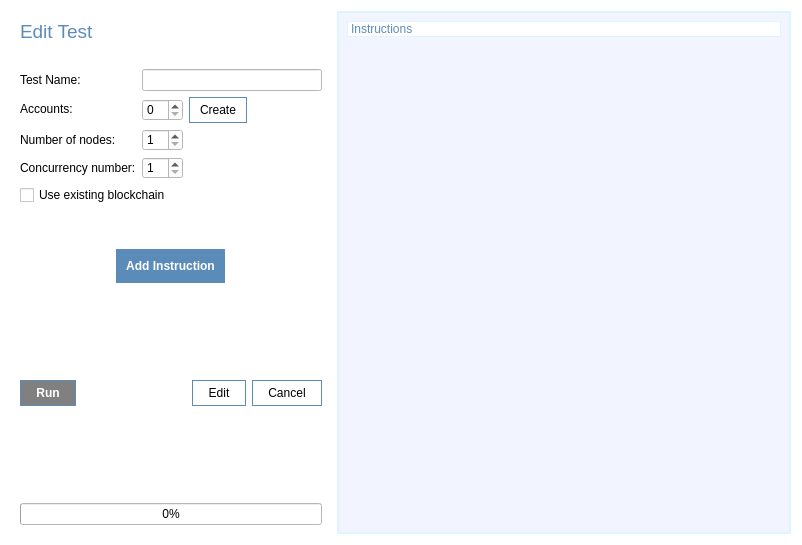
The window that ui/Edit_Test.ui (DaniCaballero/ide) describes before a commit, drawn with Qt 5.
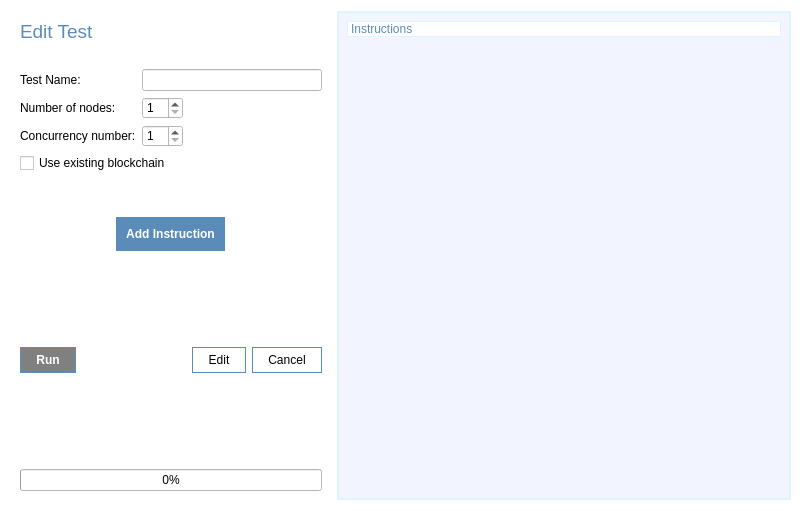
The same window after the commit.

The edit to the form file:
```diff
--- a/ui/Edit_Test.ui
+++ b/ui/Edit_Test.ui
@@ -7,7 +7,7 @@
     <x>0</x>
     <y>0</y>
     <width>802</width>
-    <height>545</height>
+    <height>511</height>
    </rect>
   </property>
   <property name="sizePolicy">
@@ -29,7 +29,7 @@
 
 </string>
   </property>
-  <layout class="QHBoxLayout" name="horizontalLayout_5">
+  <layout class="QHBoxLayout" name="horizontalLayout">
    <item>
     <widget class="QWidget" name="widget" native="true">
      <property name="sizePolicy">
@@ -38,7 +38,7 @@
        <verstretch>0</verstretch>
       </sizepolicy>
      </property>
-     <layout class="QVBoxLayout" name="verticalLayout_2">
+     <layout class="QVBoxLayout" name="verticalLayout">
       <item>
        <widget class="QLabel" name="label_3">
         <property name="text">
@@ -63,8 +63,6 @@
        </spacer>
       </item>
       <item>
-       <layout class="QVBoxLayout" name="verticalLayout">
-        <item>
          <layout class="QFormLayout" name="formLayout">
           <item row="0" column="0">
            <widget class="QLabel" name="label">
@@ -90,72 +88,13 @@
            </widget>
           </item>
           <item row="1" column="0">
-           <widget class="QLabel" name="label_2">
-            <property name="text">
-             <string>Accounts:</string>
-            </property>
-           </widget>
-          </item>
-          <item row="1" column="1">
-           <layout class="QHBoxLayout" name="horizontalLayout">
-            <item>
-             <widget class="QSpinBox" name="accounts_number">
-              <property name="sizePolicy">
-               <sizepolicy hsizetype="Fixed" vsizetype="Fixed">
-                <horstretch>0</horstretch>
-                <verstretch>0</verstretch>
-               </sizepolicy>
-              </property>
-             </widget>
-            </item>
-            <item>
-             <widget class="QPushButton" name="create_accounts_btn">
-              <property name="sizePolicy">
-               <sizepolicy hsizetype="Fixed" vsizetype="Fixed">
-                <horstretch>0</horstretch>
-                <verstretch>0</verstretch>
-               </sizepolicy>
-              </property>
-              <property name="styleSheet">
-               <string notr="true">#create_accounts_btn {
-background-color: white;
-border: 1px solid #5b8cb9;
-
-padding: 5px 10px;
-}
-
-#create_accounts_btn::hover {
-background-color: #f2f5ff;
-}</string>
-              </property>
-              <property name="text">
-               <string>Create</string>
-              </property>
-             </widget>
-            </item>
-            <item>
-             <spacer name="horizontalSpacer">
-              <property name="orientation">
-               <enum>Qt::Horizontal</enum>
-              </property>
-              <property name="sizeHint" stdset="0">
-               <size>
-                <width>28</width>
-                <height>20</height>
-               </size>
-              </property>
-             </spacer>
-            </item>
-           </layout>
-          </item>
-          <item row="2" column="0">
            <widget class="QLabel" name="label_5">
             <property name="text">
              <string>Number of nodes:</string>
             </property>
            </widget>
           </item>
-          <item row="2" column="1">
+        <item row="1" column="1">
            <layout class="QHBoxLayout" name="horizontalLayout_2">
             <item>
              <widget class="QSpinBox" name="spinBox">
@@ -179,14 +118,14 @@
             </item>
            </layout>
           </item>
-          <item row="3" column="0">
+        <item row="2" column="0">
            <widget class="QLabel" name="label_6">
             <property name="text">
              <string>Concurrency number:</string>
             </property>
            </widget>
           </item>
-          <item row="3" column="1">
+        <item row="2" column="1">
            <layout class="QHBoxLayout" name="horizontalLayout_3">
             <item>
              <widget class="QSpinBox" name="spinBox_2">
@@ -210,10 +149,8 @@
             </item>
            </layout>
           </item>
-         </layout>
-        </item>
-        <item>
-         <widget class="QCheckBox" name="use_prev_chain">
+        <item row="3" column="0" colspan="2">
+         <widget class="QCheckBox" name="use_prev_checkbox">
           <property name="text">
            <string>Use existing blockchain</string>
           </property>
@@ -408,8 +345,8 @@
        <rect>
         <x>0</x>
         <y>0</y>
-        <width>419</width>
-        <height>521</height>
+        <width>421</width>
+        <height>487</height>
        </rect>
       </property>
       <layout class="QVBoxLayout" name="verticalLayout_3">
```
Lines whose indentation alone changed are shown as unchanged.
